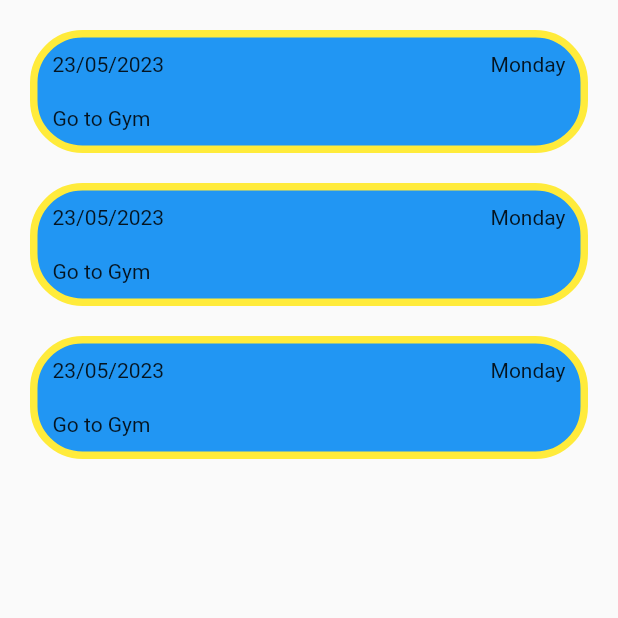
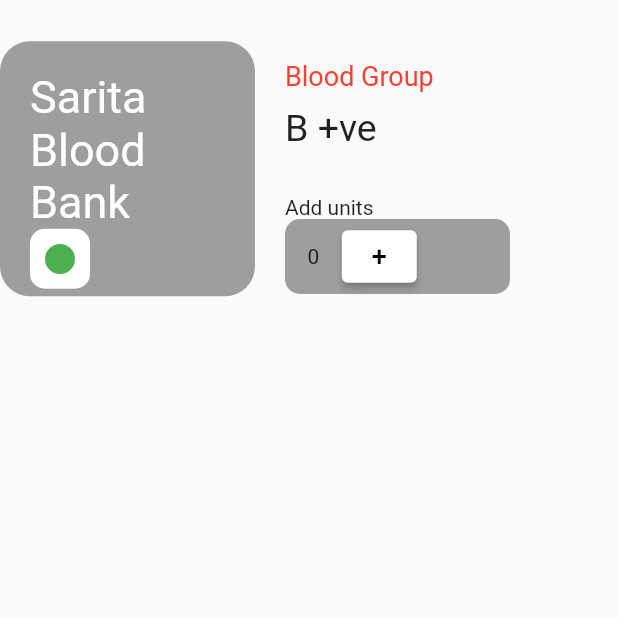
Before and after one commit to Sampad-Adhikary/second_dart_app, a Flutter app: the screen it shows after launch, on a phone screen of 412 x 824 dp, the top half of it. Run offline on Flutter 3.47's test engine with Material 2 defaults, Android fonts, the phone set to English and light mode, and no system bars.

Commit message:
assignment done

```diff
--- a/lib/main.dart
+++ b/lib/main.dart
@@ -1,138 +1,177 @@
-// ignore_for_file: prefer_const_constructors, prefer_const_literals_to_create_immutables, sort_child_properties_last, non_constant_identifier_names
+// ignore_for_file: prefer_const_constructors, non_constant_identifier_names, prefer_const_literals_to_create_immutables, unused_import, use_key_in_widget_constructors, dead_code
 
+import 'package:flutter/foundation.dart';
 import 'package:flutter/material.dart';
+import 'package:flutter/rendering.dart';
 
 void main() {
   runApp(
     MaterialApp(
       home: Scaffold(
         body: SafeArea(
-          child: Container(
-              padding: EdgeInsets.all(10),
-              child: Column(
+          child: Center(
+            child: MyCounterStatefulwidget(),
+          ),
+        ),
+      ),
+      debugShowCheckedModeBanner: false,
+    ),
+  );
+}
+
+class MyCounterStatefulwidget extends StatefulWidget {
+  @override
+  // ignore: no_logic_in_create_state
+  State<StatefulWidget> createState() {
+    return MyCounterWidgetState();
+    // throw UnimplementedError();
+  }
+}
+
+class MyCounterWidgetState extends State<MyCounterStatefulwidget> {
+  int myNumber = 0;
+  void onPressPlus() {
+    setState(() {
+      myNumber = myNumber + 1;
+    });
+  }
+
+  void onPressMinus() {
+    setState(() {
+      myNumber = myNumber - 1;
+    });
+  }
+
+  @override
+  Widget build(BuildContext context) {
+    return Column(
+      children: [
+        (Row(
           children: [
             Container(
-                    margin: EdgeInsets.all(10),
-                    width: double.infinity,
-                    // height: 100,
+              height: 170,
+              width: 170,
+              padding: EdgeInsets.only(left: 20, top: 20),
               decoration: BoxDecoration(
-                        color: Colors.blue,
-                        border: Border.all(color: Colors.yellow, width: 5),
-                        borderRadius: BorderRadius.circular(35)),
+                  borderRadius: BorderRadius.circular(20), color: Colors.grey),
               child: Column(
+                crossAxisAlignment: CrossAxisAlignment.start,
                 children: [
-                        Row(
-                          mainAxisAlignment: MainAxisAlignment.spaceBetween,
-                          children: [
-                            Container(
-                              alignment: Alignment.topLeft,
-                              padding: EdgeInsets.all(10),
-                              child: Text("23/05/2023"),
+                  // Padding(padding: EdgeInsets.all(20)),
+                  Text(
+                    "Sarita",
+                    style: TextStyle(color: Colors.white, fontSize: 30),
+                  ),
+                  Text(
+                    "Blood",
+                    style: TextStyle(color: Colors.white, fontSize: 30),
+                  ),
+                  Text(
+                    "Bank",
+                    style: TextStyle(color: Colors.white, fontSize: 30),
                   ),
                   Container(
-                              // width: 20,
-                              alignment: Alignment.centerRight,
-                              padding: EdgeInsets.all(10),
-                              child: Text("Monday"),
+                    width: 40,
+                    height: 40,
+                    decoration: BoxDecoration(
+                        borderRadius: BorderRadius.circular(10),
+                        color: Colors.white),
+                    child: Icon(
+                      Icons.circle,
+                      color: Colors.green,
                     ),
-                          ],
-                        ),
-                        Container(
-                          alignment: Alignment.topLeft,
-                          padding: EdgeInsets.all(10),
-                          child: Text("Go to Gym"),
-                        ),
+                  )
                 ],
               ),
             ),
             Container(
-                    margin: EdgeInsets.all(10),
-                    width: double.infinity,
-                    // height: 100,
+              height: 225,
+              width: 170,
+              padding: EdgeInsets.only(left: (20), top: (40)),
+              child: Column(
+                crossAxisAlignment: CrossAxisAlignment.start,
+                children: [
+                  Text(
+                    "Blood Group",
+                    style: TextStyle(color: Colors.red, fontSize: 18),
+                  ),
+                  Padding(
+                    padding: const EdgeInsets.only(top: 10),
+                    child: Text(
+                      "B +ve",
+                      style: TextStyle(fontSize: 25),
+                    ),
+                  ),
+                  Padding(padding: EdgeInsets.only(top: 30)),
+                  Text("Add units"),
+                  Container(
+                    height: 50,
+                    width: 200,
+                    // margin: EdgeInsets.only(right: 10),
                     decoration: BoxDecoration(
-                        color: Colors.blue,
-                        border: Border.all(color: Colors.yellow, width: 5),
-                        borderRadius: BorderRadius.circular(35)),
-                    child: Column(
-                      children: [
-                        Row(
-                          mainAxisAlignment: MainAxisAlignment.spaceBetween,
-                          children: [
+                        color: Colors.grey,
+                        borderRadius: BorderRadius.circular(10)),
+                    child: Row(children: [
+                      if (myNumber > 0)
                         Container(
-                              alignment: Alignment.topLeft,
-                              padding: EdgeInsets.all(10),
-                              child: Text("23/05/2023"),
+                          height: 35,
+                          width: 45,
+                          margin: EdgeInsets.only(left: 5, right: 5),
+                          child: ElevatedButton(
+                            style: ElevatedButton.styleFrom(
+                                backgroundColor: Colors.white),
+                            onPressed: onPressMinus,
+                            child: Text(
+                              "-",
+                              style:
+                                  TextStyle(color: Colors.black, fontSize: 18),
                             ),
+                          ),
+                        ),
+                      // Padding(
+                      //     padding: EdgeInsets.all(15),
+                      //     child: Text(myNumber.toString())),
+                      Padding(
+                          padding: EdgeInsets.all(15),
+                          child: Text(myNumber.toString())),
+                      if (myNumber < 9 && myNumber >= 0)
                         Container(
-                              // width: 20,
-                              alignment: Alignment.centerRight,
-                              padding: EdgeInsets.all(10),
-                              child: Text("Monday"),
+                            height: 35,
+                            width: 50,
+                            margin: EdgeInsets.only(right: 3),
+                            child: ElevatedButton(
+                              style: ElevatedButton.styleFrom(
+                                  backgroundColor: Colors.white),
+                              onPressed: onPressPlus,
+                              child: Text(
+                                "+",
+                                style: TextStyle(
+                                    color: Colors.black, fontSize: 18),
                               ),
+                            ))
+                    ]),
+                  )
                 ],
               ),
+            )
+          ],
+        )),
+        if (myNumber >= 9)
           Container(
-                          alignment: Alignment.topLeft,
-                          padding: EdgeInsets.all(10),
-                          child: Text("Go to Gym"),
-                        ),
-                      ],
+            width: 400,
+            height: 40,
+            // margin: EdgeInsets.all(10),
+            decoration: BoxDecoration(
+                color: Colors.red[400],
+                borderRadius: BorderRadius.circular(10)),
+            child: Center(
+              child: Text(
+                "You have reached maximum unit limit.",
+                style: TextStyle(color: Colors.white),
               ),
             ),
-                  Container(
-                    margin: EdgeInsets.all(10),
-                    width: double.infinity,
-                    // height: 100,
-                    decoration: BoxDecoration(
-                        color: Colors.blue,
-                        border: Border.all(color: Colors.yellow, width: 5),
-                        borderRadius: BorderRadius.circular(35)),
-                    child: Column(
-                      children: [
-                        Row(
-                          mainAxisAlignment: MainAxisAlignment.spaceBetween,
-                          children: [
-                            Container(
-                              alignment: Alignment.topLeft,
-                              padding: EdgeInsets.all(10),
-                              child: Text("23/05/2023"),
-                            ),
-                            Container(
-                              // width: 20,
-                              alignment: Alignment.centerRight,
-                              padding: EdgeInsets.all(10),
-                              child: Text("Monday"),
-                            ),
+          )
       ],
-                        ),
-                        Container(
-                          alignment: Alignment.topLeft,
-                          padding: EdgeInsets.all(10),
-                          child: Text("Go to Gym"),
-                        ),
-                      ],
-                    ),
-                  ),
-                ],
-              )),
-        ),
-      ),
-      // debugShowCheckedModeBanner: false,
-    ),
     );
   }
-
-List<Widget> myResult = [];
-List<Color> MyContainerColors = [Colors.brown, Colors.red, Colors.blue];
-
-List<Widget> getMyWidget() {
-  for (var i = 0; i < MyContainerColors.length; i++) {
-    myResult.add(Container(
-      width: 40,
-      height: 40,
-      color: MyContainerColors[i],
-      child: Center(child: Text("${i + 1}")),
-    ));
 }
-  return myResult;
-}
```
Lines whose indentation alone changed are shown as unchanged.
